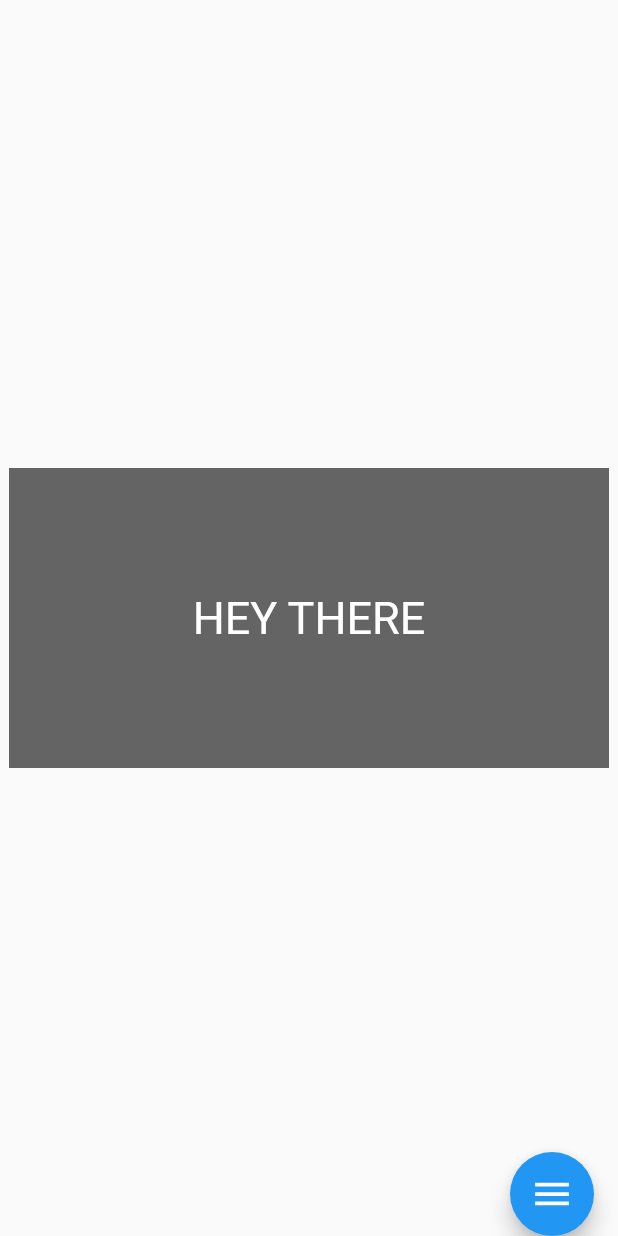
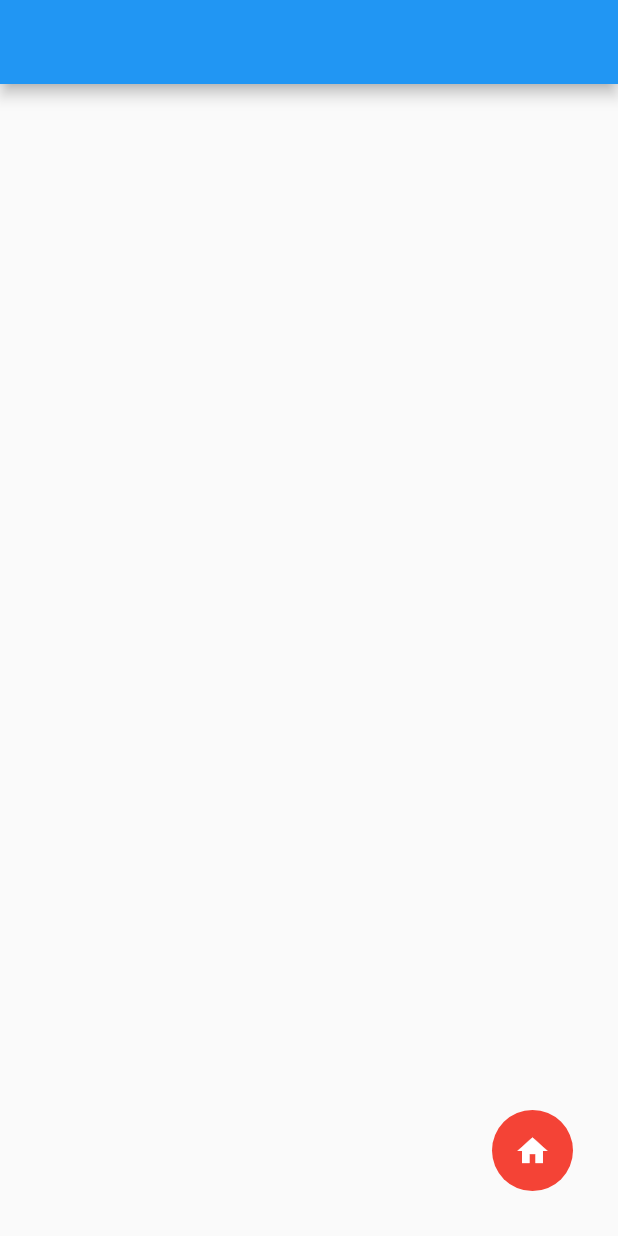
Before and after one commit to taylanyildiz/FLUTTER-ANIMATION-FLOATING-ACTION-BUTTON, a Flutter app: the screen it shows after launch, on a phone screen of 412 x 824 dp. Run offline on Flutter 3.47's test engine with Material 2 defaults, Android fonts, the phone set to English and light mode, and no system bars.

Commit message:
added new repositories
everything changed:)

```diff
--- a/lib/main.dart
+++ b/lib/main.dart
@@ -1,14 +1,20 @@
 import 'package:flutter/material.dart';
-import 'screens/screens.dart';
+import 'screens/screen.dart';
 
-void main() => runApp(App());
+void main() {
+  runApp(MyApp());
+}
 
-class App extends StatelessWidget {
+class MyApp extends StatelessWidget {
+  // This widget is the root of your application.
   @override
   Widget build(BuildContext context) {
     return MaterialApp(
-      debugShowCheckedModeBanner: false,
-      home: HomeScreen(),
+      title: 'Flutter FloatingActionButton Animation Demo',
+      theme: ThemeData(
+        primarySwatch: Colors.blue,
+      ),
+      home: HomeScreen(title: 'Flutter FloatingActionButton Animation'),
     );
   }
 }
--- a/lib/screens/home_screen.dart
+++ b/lib/screens/home_screen.dart
@@ -1,113 +1,66 @@
 import 'package:flutter/material.dart';
+import 'package:flutter_animation_floating_button/widgets/widget.dart';
 
 class HomeScreen extends StatefulWidget {
+  HomeScreen({
+    Key? key,
+    this.title,
+  }) : super(key: key);
+
+  final String? title;
   @override
   _HomeScreenState createState() => _HomeScreenState();
 }
 
-class _HomeScreenState extends State<HomeScreen> with TickerProviderStateMixin {
-  AnimationController controllerIcon;
-  Animation<double> opacity;
+class _HomeScreenState extends State<HomeScreen> {
   @override
   void initState() {
-    // TODO: implement initState
     super.initState();
-    controllerIcon = AnimationController(
-      vsync: this,
-      duration: Duration(milliseconds: 600),
-    );
-
-    opacity = Tween<double>(begin: 0.0, end: 0.7)
-        .animate(CurvedAnimation(parent: controllerIcon, curve: Curves.linear));
-    opacity.addListener(() {
-      setState(() {});
-    });
   }
 
   @override
   Widget build(BuildContext context) {
+    final size = MediaQuery.of(context).size;
     return Scaffold(
-      body: SafeArea(
-          child: Stack(children: [
-        Center(
-          child: Container(
-            height: 200.0,
-            width: 400.0,
-            color: Colors.black.withOpacity(.6),
-            child: Center(
-              child: Text(
-                'HEY THERE',
-                style: TextStyle(color: Colors.white, fontSize: 30.0),
+      appBar: AppBar(),
+      body: Container(
+        width: size.width,
+        height: size.height,
+        child: Stack(
+          alignment: Alignment.bottomRight,
+          children: [
+            CfloatingButton(
+              backgroundColor: Colors.red,
+              foregroundColor: Colors.white,
+              child: Icon(
+                Icons.home,
+                size: 30.0,
+                color: Colors.white,
               ),
+              onPressed: () => print('taylan'),
+              actions: [
+                ActionIcon(
+                  icon: Icons.person,
+                  onPressed: () => print('first action'),
+                  backgroundColor: Colors.orange,
+                  foregroundColor: Colors.black,
+                ),
+                ActionIcon(
+                  icon: Icons.settings,
+                  onPressed: () => print('second action'),
+                  backgroundColor: Colors.grey,
+                  foregroundColor: Colors.orange,
+                ),
+                ActionIcon(
+                  icon: Icons.cached,
+                  onPressed: () => print('third action'),
+                  backgroundColor: Colors.black,
+                  foregroundColor: Colors.white,
+                ),
+              ],
             ),
-          ),
+          ],
         ),
-        FadeTransition(
-          opacity: opacity,
-          child: Container(
-            color: Colors.white,
-          ),
-        ),
-      ])),
-      floatingActionButtonLocation: FloatingActionButtonLocation.endDocked,
-      floatingActionButton: Column(
-        mainAxisSize: MainAxisSize.min,
-        children: [
-          AnimatedBuilder(
-              animation: controllerIcon,
-              builder: (context, child) {
-                return Transform.scale(
-                  scale: Tween<double>(begin: 0.0, end: 1.0)
-                      .animate(CurvedAnimation(
-                          parent: controllerIcon, curve: Curves.elasticOut))
-                      .value,
-                  child: Row(
-                    mainAxisAlignment: MainAxisAlignment.end,
-                    children: [
-                      Container(
-                        height: 50,
-                        child: Center(
-                            child: Text(
-                          'Eat something',
-                          style: TextStyle(
-                              color: Colors.black,
-                              fontSize: 16.0,
-                              fontWeight: FontWeight.bold),
-                        )),
-                      ),
-                      SizedBox(width: 6.0),
-                      FloatingActionButton(
-                        backgroundColor: Colors.white,
-                        clipBehavior: Clip.antiAlias,
-                        onPressed: () {},
-                        child: Icon(
-                          Icons.east,
-                          color: Colors.black,
-                        ),
-                      ),
-                    ],
-                  ),
-                );
-              }),
-          SizedBox(height: 6.0),
-          Align(
-            alignment: Alignment.bottomRight,
-            child: FloatingActionButton(
-              child: AnimatedIcon(
-                icon: AnimatedIcons.menu_close,
-                size: 30.0,
-                progress: controllerIcon,
-              ),
-              onPressed: () {
-                if (controllerIcon.isCompleted) {
-                  controllerIcon.reverse();
-                } else {
-                  controllerIcon.forward();
-                }
-              },
-            ),
-          ),
-        ],
       ),
     );
   }
--- /dev/null
+++ b/lib/widgets/cf_floating_button.dart
@@ -0,0 +1,230 @@
+import 'package:flutter/material.dart';
+import 'widget.dart';
+
+/// Widget Aciton class.
+class ActionIcon {
+  ActionIcon({
+    required this.icon,
+    required this.onPressed,
+    this.foregroundColor,
+    this.backgroundColor,
+  });
+
+  /// Button child icon.
+  final IconData icon;
+
+  /// Button click function.
+  final Function onPressed;
+
+  /// Action button backgroundColor.
+  final Color? foregroundColor;
+
+  /// Action button icon color.
+  final Color? backgroundColor;
+}
+
+class _FloatingScope extends InheritedWidget {
+  const _FloatingScope({
+    Key? key,
+    required this.state,
+    required Widget child,
+  }) : super(key: key, child: child);
+
+  final _CfloatingButtonState state;
+
+  @override
+  bool updateShouldNotify(covariant InheritedWidget oldWidget) =>
+      (oldWidget as _FloatingScope).state != state;
+}
+
+class CfloatingButton extends StatefulWidget {
+  const CfloatingButton({
+    Key? key,
+    required Widget child,
+    required Function onPressed,
+    required List<ActionIcon> actions,
+    Color? backgroundColor,
+    Color? foregroundColor,
+  }) : this.builder(
+          key: key,
+          child: child,
+          onPressed: onPressed,
+          actions: actions,
+          backgroundColor: backgroundColor,
+          foregroundColor: foregroundColor,
+        );
+
+  const CfloatingButton.builder({
+    Key? key,
+    required this.child,
+    required this.onPressed,
+    this.backgroundColor,
+    this.foregroundColor,
+    required this.actions,
+  })   : assert(actions.length > 0),
+        super(key: key);
+
+  /// Color background.
+  final Color? backgroundColor;
+
+  /// Color foreground.
+  final Color? foregroundColor;
+
+  /// Widget child on button.
+  ///
+  /// cannot be null.
+  final Widget child;
+
+  /// OnClick button function.
+  ///
+  /// call back.
+  final Function onPressed;
+
+  /// [FloatingActionButtonAnim] child list. [ActionIcon] child.
+  ///
+  /// if mode is .... actions.length must be 3.
+  final List<ActionIcon> actions;
+
+  static _CfloatingButtonState of(BuildContext context) =>
+      context.dependOnInheritedWidgetOfExactType<_FloatingScope>()!.state;
+
+  @override
+  _CfloatingButtonState createState() => _CfloatingButtonState();
+}
+
+class _CfloatingButtonState extends State<CfloatingButton>
+    with TickerProviderStateMixin {
+  /// Conroller animation.
+  AnimationController? _controller;
+
+  /// animation position and rotation.
+  Animation? _rotationAnimation;
+
+  /// Animation action button.
+  Animation? actionAnimation;
+
+  @override
+  void initState() {
+    _controller = AnimationController(
+      vsync: this,
+      duration: Duration(seconds: 1),
+    );
+
+    _rotationAnimation = Tween<double>(begin: 0.0, end: 360.0).animate(
+      CurvedAnimation(
+        parent: _controller!,
+        curve: Curves.easeOut,
+      ),
+    );
+
+    actionAnimation = TweenSequence([
+      TweenSequenceItem<double>(
+          tween: Tween<double>(begin: 0.0, end: 1.2), weight: 10),
+      TweenSequenceItem<double>(
+          tween: Tween<double>(begin: 1.2, end: 1.0), weight: 10),
+    ]).animate(_controller!);
+
+    super.initState();
+  }
+
+  @override
+  void dispose() {
+    super.dispose();
+    _controller!.dispose();
+  }
+
+  void closeActions() {
+    _controller!.reverse();
+  }
+
+  void _handle(BuildContext context) {
+    widget.onPressed.call();
+    if (_controller!.status == AnimationStatus.completed)
+      _controller!.reverse();
+    else
+      _controller!.forward();
+  }
+
+  /// set check Position
+  double getRadiansFromDegree(double degree) {
+    double unitRadian = 57.295779513;
+    return degree / unitRadian;
+  }
+
+  Widget _buildAction(BuildContext context) {
+    Widget childs = Icon(Icons.perm_camera_mic);
+    bool widgetIcon = false;
+    if (widget.child is Icon) {
+      final a = (widget.child as Icon).color;
+      final b = (widget.child as Icon).icon;
+      childs = Icon(b, color: a);
+      widgetIcon = true;
+    } else
+      widgetIcon = false;
+
+    return Positioned(
+      bottom: 30.0,
+      right: 30.0,
+      child: Container(
+        width: 120,
+        height: 120,
+        child: Stack(
+          alignment: Alignment.bottomRight,
+          children: [
+            FloatingActionButtonAnim(
+              position: PositionAction(180, 0),
+              animation: actionAnimation!,
+              onClick: () => widget.actions[0].onPressed.call(),
+              foregroundColor: widget.actions[0].foregroundColor,
+              backgroundColor: widget.actions[0].backgroundColor,
+              icon: widget.actions[0].icon,
+            ),
+            FloatingActionButtonAnim(
+              position: PositionAction(225, 0),
+              animation: actionAnimation!,
+              onClick: () => widget.actions[1].onPressed.call(),
+              foregroundColor: widget.actions[1].foregroundColor,
+              backgroundColor: widget.actions[1].backgroundColor,
+              icon: widget.actions[1].icon,
+            ),
+            FloatingActionButtonAnim(
+              position: PositionAction(270, 0),
+              animation: actionAnimation!,
+              onClick: () => widget.actions[2].onPressed.call(),
+              foregroundColor: widget.actions[2].foregroundColor,
+              backgroundColor: widget.actions[2].backgroundColor,
+              icon: widget.actions[2].icon,
+            ),
+            AnimatedBuilder(
+              animation: _controller!,
+              builder: (context, child) => Transform(
+                transform: Matrix4.rotationZ(
+                    getRadiansFromDegree(_rotationAnimation!.value)),
+                alignment: Alignment.center,
+                child: GestureDetector(
+                  onTap: () => _handle(context),
+                  child: Container(
+                    padding: EdgeInsets.all(15.0),
+                    decoration: BoxDecoration(
+                      color: widget.backgroundColor,
+                      shape: BoxShape.circle,
+                    ),
+                    child: widgetIcon ? childs : widget.child,
+                  ),
+                ),
+              ),
+            ),
+          ],
+        ),
+      ),
+    );
+  }
+
+  @override
+  Widget build(BuildContext context) {
+    return _FloatingScope(
+      state: this,
+      child: _buildAction(context),
+    );
+  }
+}
--- /dev/null
+++ b/lib/widgets/floating_action_button.dart
@@ -0,0 +1,117 @@
+import 'package:flutter/material.dart';
+import 'package:flutter_animation_floating_button/widgets/cf_floating_button.dart';
+
+class PositionAction {
+  final double x;
+  final double y;
+
+  PositionAction(this.x, this.y);
+}
+
+abstract class FloatingActionTransiTransformable extends AnimatedWidget {
+  /// Constructor.
+  const FloatingActionTransiTransformable({
+    Key? key,
+    required this.animation,
+    required this.onPressed,
+    this.backgroundColor,
+    this.position,
+  }) : super(key: key, listenable: animation);
+
+  /// Transform animation
+  final Animation animation;
+
+  /// Button Color background
+  final Color? backgroundColor;
+
+  /// Click button Function.
+  final Function onPressed;
+
+  /// Position value
+  final PositionAction? position;
+
+  void _handle(BuildContext context) {
+    onPressed.call();
+    CfloatingButton.of(context).closeActions();
+  }
+
+  double _position(BuildContext context, double degree) {
+    return CfloatingButton.of(context).getRadiansFromDegree(degree);
+  }
+
+  @override
+  Widget build(BuildContext context) {
+    return AnimatedBuilder(
+      animation: animation,
+      builder: (context, child) {
+        return Transform.translate(
+          offset: Offset.fromDirection(
+              _position(context, position!.x), animation.value * 80),
+          child: Transform(
+            transform: Matrix4.identity()
+              ..scale(
+                  animation.drive(Tween<double>(begin: 0.0, end: 1.0)).value),
+            alignment: Alignment.center,
+            child: InkWell(
+              onTap: () => _handle(context),
+              child: Container(
+                padding: EdgeInsets.all(10.0),
+                decoration: BoxDecoration(
+                  color: backgroundColor ?? Colors.blue,
+                  shape: BoxShape.circle,
+                ),
+                child: buildAction(context),
+              ),
+            ),
+          ),
+        );
+      },
+    );
+  }
+
+  @protected
+  Widget buildAction(BuildContext context);
+}
+
+class FloatingActionButtonAnim extends FloatingActionTransiTransformable {
+  /// Constructor.
+  FloatingActionButtonAnim({
+    Key? key,
+    required this.animation,
+    this.onClick,
+    required this.icon,
+    this.backgroundColor,
+    this.foregroundColor,
+    this.position,
+  }) : super(
+          key: key,
+          animation: animation,
+          backgroundColor: backgroundColor,
+          onPressed: onClick!,
+          position: position,
+        );
+
+  /// Transition animaion.
+  final Animation animation;
+
+  /// Button background color.
+  final Color? backgroundColor;
+
+  /// Button icon.
+  final IconData icon;
+
+  /// Icon color.
+  final Color? foregroundColor;
+
+  /// Click button Function
+  final Function()? onClick;
+
+  /// Position value
+  final PositionAction? position;
+
+  @override
+  Widget buildAction(BuildContext context) => Icon(
+        icon,
+        color: foregroundColor ?? Colors.white,
+      );
+}
--- /dev/null
+++ b/lib/widgets/widget.dart
@@ -0,0 +1,2 @@
+export 'floating_action_button.dart';
+export 'cf_floating_button.dart';
--- a/pubspec.yaml
+++ b/pubspec.yaml
@@ -1,4 +1,4 @@
-name: floatin_action_button_animation
+name: flutter_animation_floating_button
 description: A new Flutter project.
 
 # The following line prevents the package from being accidentally published to
@@ -18,7 +18,7 @@ publish_to: 'none' # Remove this line if you wish to publish to pub.dev
 version: 1.0.0+1
 
 environment:
-  sdk: ">=2.7.0 <3.0.0"
+  sdk: '>=2.12.0 <3.0.0'
 
 dependencies:
   flutter:
```
Also changed, not shown: lib/screens/screen.dart (renamed from lib/screens/screens.dart), pubspec.lock, 14 other files.
